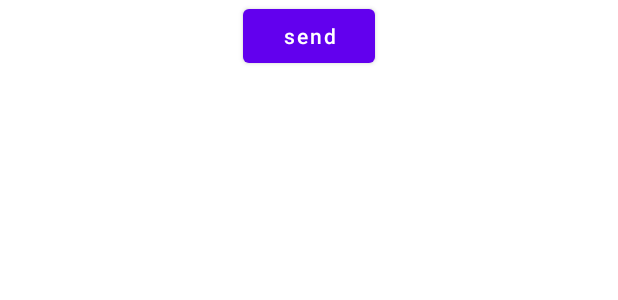
After one commit to universetyg/memorandum, an Android app: the layout activity_post.xml on its own in the app's theme, with its tools: preview values and no code run, on a phone screen of 412 x 824 dp. The commit adds this screen. Shown: the top 300 px of the screen. Run offline under Robolectric (Android 15) with nearby library versions, the light colour scheme and no system bars.

```diff
--- /dev/null
+++ b/app/src/main/res/layout/activity_post.xml
@@ -0,0 +1,25 @@
+<?xml version="1.0" encoding="utf-8"?>
+<LinearLayout xmlns:android="http://schemas.android.com/apk/res/android"
+    xmlns:tools="http://schemas.android.com/tools"
+    android:layout_width="match_parent"
+    android:layout_height="wrap_content"
+    android:orientation="vertical"
+    android:gravity="center"
+    tools:context=".MainActivity">
+
+    <Button
+        android:id="@+id/bt_send"
+        android:layout_width="wrap_content"
+        android:layout_height="wrap_content"
+        android:text="send"
+        android:textAllCaps="false" />
+
+    <Button
+        android:id="@+id/bt_update"
+        android:layout_width="wrap_content"
+        android:layout_height="wrap_content"
+        android:visibility="gone"
+        android:text="update"
+        android:textAllCaps="false"/>
+
+</LinearLayout>
```
Also changed, not shown: app/src/main/AndroidManifest.xml (+23 -9 lines), app/src/main/java/com/gty/memorandum/MainActivity.java (+10 -0 lines), app/src/main/java/com/gty/memorandum/activity/NotificationActivity.java (added, +16 -0 lines), app/src/main/java/com/gty/memorandum/activity/PostActivity.java (added, +39 -0 lines), app/src/main/java/com/gty/memorandum/adapter/MyTodoAdapter.java (+1 -9 lines), app/src/main/java/com/gty/memorandum/util/Utils.java (added, +63 -0 lines), app/src/main/res/layout/activity_main.xml (+81 -5 lines), app/src/main/res/layout/activity_notification.xml (added, +9 -0 lines).
